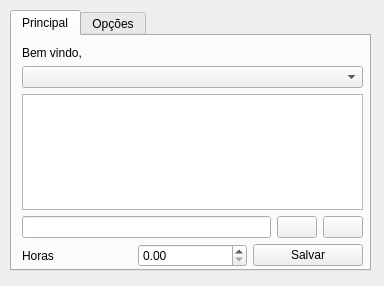
Before: the Qt Designer form Widget/TimeTracker/mainwidget.ui in inspira/timely, drawn with Qt 5.
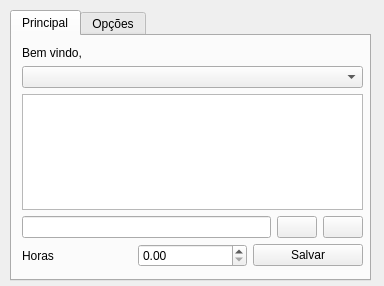
After: the same form once the commit is applied. Icons and pictures are not drawn.

```diff
--- a/Widget/TimeTracker/mainwidget.ui
+++ b/Widget/TimeTracker/mainwidget.ui
@@ -41,7 +41,7 @@
      <x>10</x>
      <y>10</y>
      <width>361</width>
-     <height>261</height>
+     <height>271</height>
     </rect>
    </property>
    <property name="currentIndex">
@@ -51,7 +51,7 @@
     <attribute name="title">
      <string>Principal</string>
     </attribute>
-    <widget class="QWidget" name="">
+    <widget class="QWidget" name="layoutWidget">
      <property name="geometry">
       <rect>
        <x>10</x>
```
Left out of the diff: 6 changed lines with no effect on the pictures.
